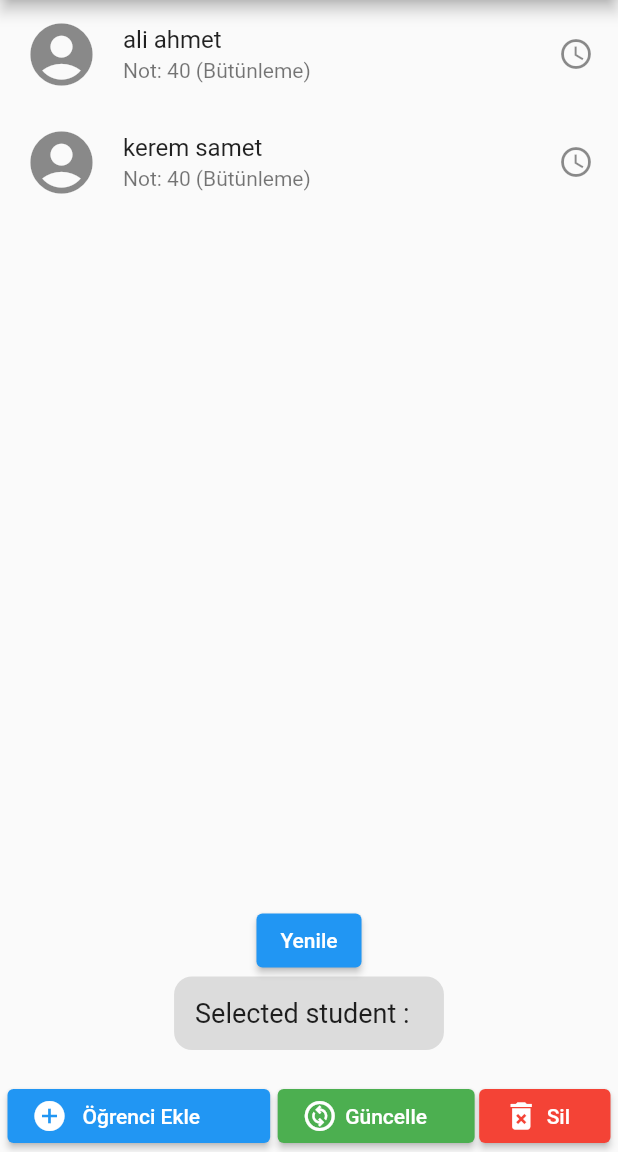
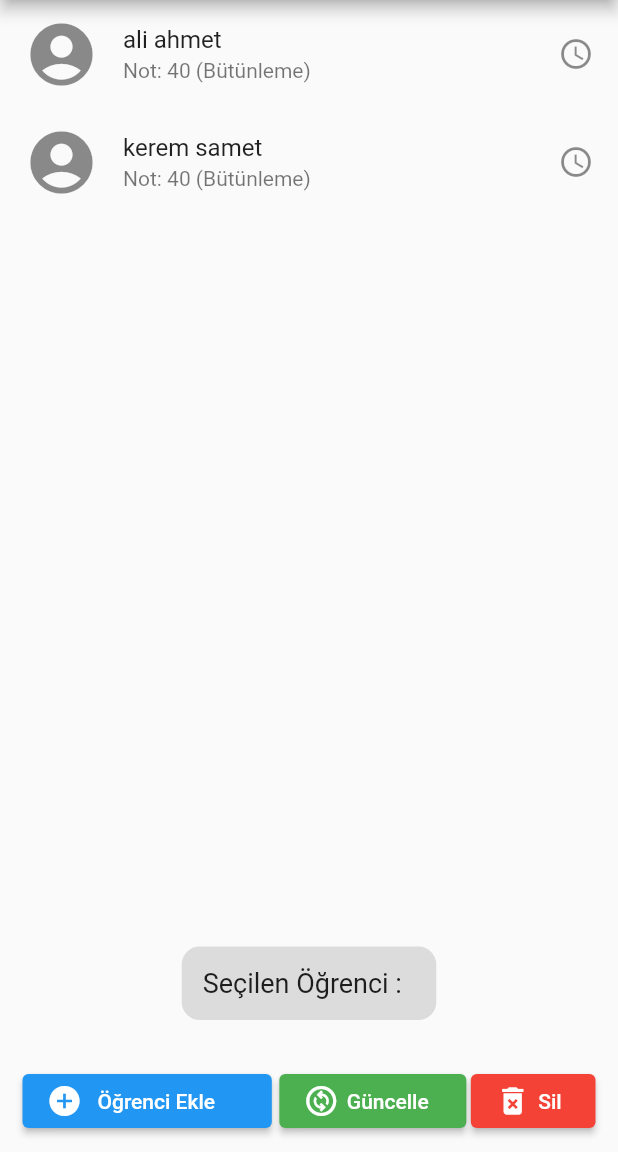
Before and after one commit to erenmalkoc/get-info, a Flutter app: the screen it shows after launch, on a phone screen of 412 x 824 dp, the part 84-1236 px from its top. Run offline on Flutter 3.47's test engine with Material 2 defaults, Android fonts, the phone set to English and light mode, and no system bars.

Commit message:
new revision

```diff
--- a/lib/main.dart
+++ b/lib/main.dart
@@ -23,8 +23,10 @@ class MyApp extends StatelessWidget {
 
 class MyHomePage extends StatefulWidget {
   final String title;
-  List<Student> students = [Student('ali', 'ahmet', 40),Student('kerem', 'samet',40)];
-
+  List<Student> students = [
+    Student('ali', 'ahmet', 40),
+    Student('kerem', 'samet', 40)
+  ];
 
   MyHomePage({super.key, required this.title});
 
@@ -36,8 +38,6 @@ class MyHomePage extends StatefulWidget {
 
 class _MyHomePageState extends State<MyHomePage> {
   Student selectedStudent = Student('', '', 0);
-
-
 
   @override
   Widget build(BuildContext context) {
@@ -70,32 +70,31 @@ class _MyHomePageState extends State<MyHomePage> {
                 //Icon(Icons.done_outline_sharp),
                 onTap: () {
                   setState(() {
-                    this.selectedStudent=widget.students[index];
+                    this.selectedStudent = widget.students[index];
                   });
-
                 },
-
-
               );
             },
           ),
         ),
-        ElevatedButton(onPressed:(){
-    setState(() {
 
-    });
-    } , child: Text('Yenile')),
         Container(
           padding: EdgeInsets.all(14),
-          decoration: BoxDecoration(color: Colors.black12, borderRadius: BorderRadius.circular(12),),
-          child: Text('Selected student : ${selectedStudent.name} ${selectedStudent.surname}',
-          style: TextStyle(fontWeight: FontWeight.w400,
-          fontSize: 18
+          decoration: BoxDecoration(
+            color: Colors.black12,
+            borderRadius: BorderRadius.circular(12),
+          ),
+          child: Text(
+            'Seçilen Öğrenci : ${selectedStudent.name} ${selectedStudent.surname}',
+            style: TextStyle(fontWeight: FontWeight.w400, fontSize: 18),
           ),
         ),
+        SizedBox(
+          height: 20,
         ),
-        SizedBox(height: 20,),
-        Row(
+        Container(
+          margin: EdgeInsets.all(10),
+          child: Row(
             children: <Widget>[
               SizedBox(
                 width: 5,
@@ -107,11 +106,11 @@ class _MyHomePageState extends State<MyHomePage> {
                     style: ElevatedButton.styleFrom(
                       backgroundColor: Colors.blue,
                     ),
-
                     onPressed: () {
                       Navigator.push(
                         context,
-                      MaterialPageRoute(builder: (context) => EditStudent(widget.students)),
+                        MaterialPageRoute(
+                            builder: (context) => EditStudent(widget.students)),
                       );
                     },
                     child: Row(
@@ -133,10 +132,9 @@ class _MyHomePageState extends State<MyHomePage> {
                       backgroundColor: Colors.green,
                     ),
                     onPressed: () {
-                    Navigator.push(
-                      context,
-                      MaterialPageRoute(builder: (context) => EditStudent(widget.students)),
-                    );
+                     setState(() {
+
+                     });
                     },
                     child: Row(
                       children: [
@@ -156,7 +154,9 @@ class _MyHomePageState extends State<MyHomePage> {
                     style: ElevatedButton.styleFrom(
                       backgroundColor: Colors.red,
                     ),
-                  onPressed:() {deleteStudent(selectedStudent,widget.students);},
+                    onPressed: () {
+                      deleteStudent(selectedStudent, widget.students);
+                    },
                     child: Row(
                       children: [
                         Icon(Icons.delete_forever),
@@ -169,6 +169,7 @@ class _MyHomePageState extends State<MyHomePage> {
                 width: 5,
               ),
             ],
+          ),
         )
       ],
     );
@@ -188,22 +189,13 @@ class _MyHomePageState extends State<MyHomePage> {
     print(name);
   }
 
-  deleteStudent(Student student,List students) {
-for(int i=0;i<students.length;i++){
-  if(student.name==students[i].name){
+  deleteStudent(Student student, List students) {
+    for (int i = 0; i < students.length; i++) {
+      if (student.name == students[i].name) {
         setState(() {
           students.removeAt(i);
         });
-
-
       }
-
     }
-
-
-
-
   }
-
-
 }
```
Also changed, not shown: lib/edit_student.dart (+19 -7 lines). Lines whose indentation alone changed are shown as unchanged.
